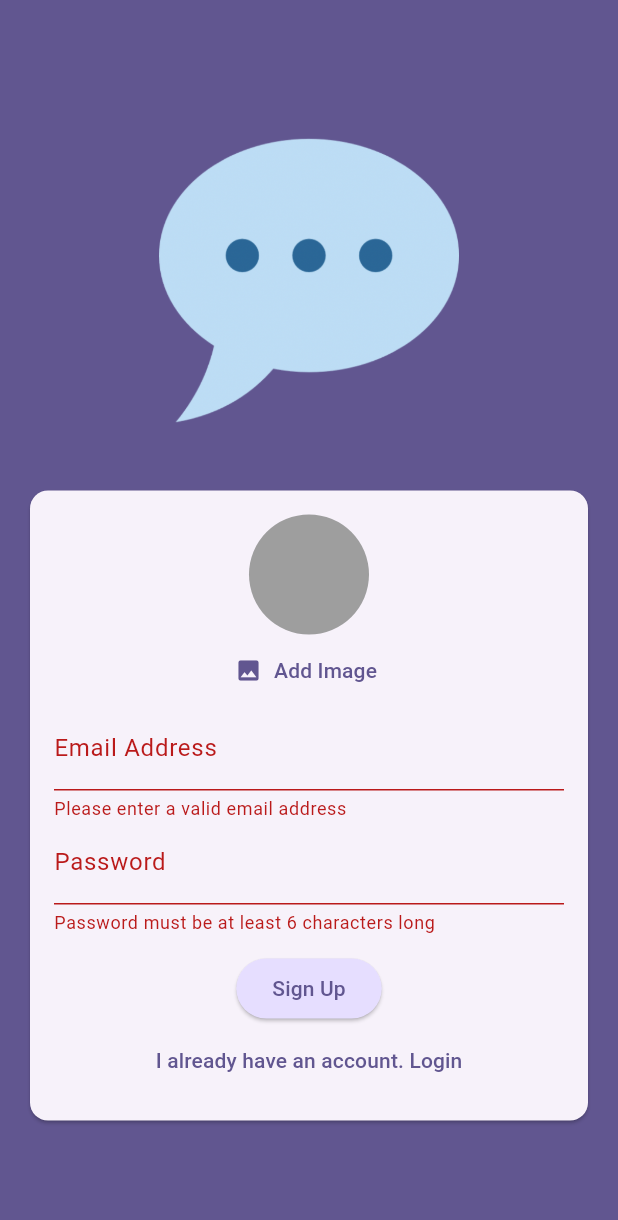
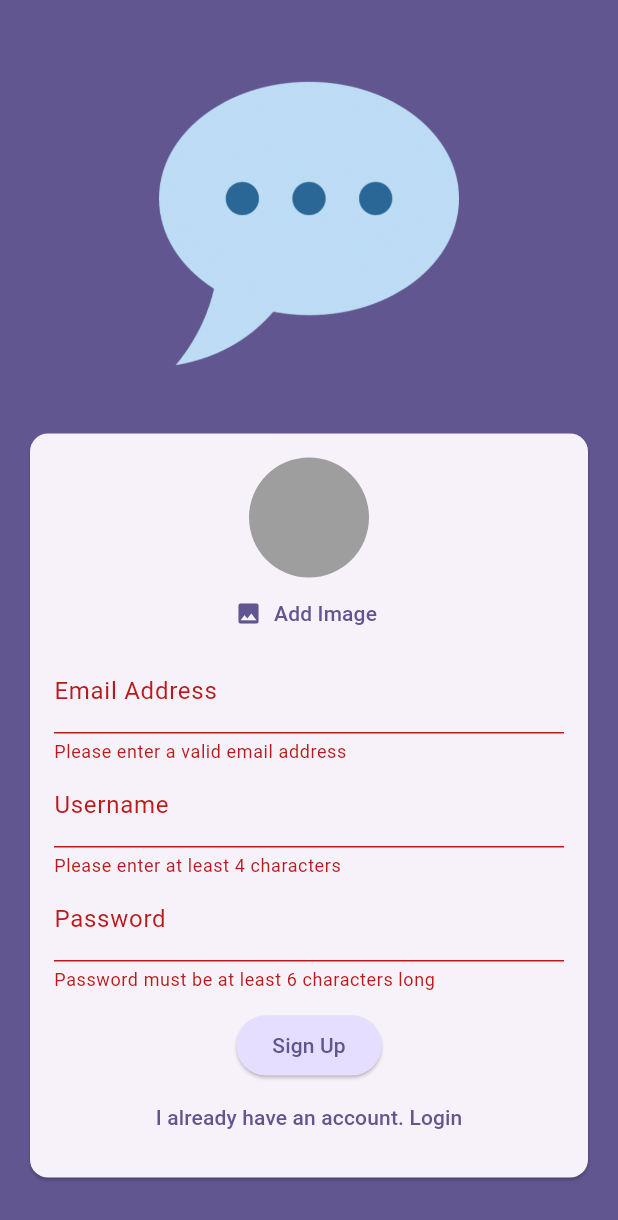
Before and after one commit to weas3ls/flutter-chat-app, a Flutter app: the screen it shows after launch, after a tap on "Login", after a tap on "Create an account", after a tap on "Sign Up", on a phone screen of 412 x 824 dp. Shown: the top 1220 px of the screen. Run offline on Flutter 3.47's test engine with Material 3 defaults, Android fonts, the phone set to English and light mode, and no system bars; our stand-ins replace cloud_firestore, firebase_auth, firebase_core, firebase_storage, image_picker; accounts and stored records are empty.

Commit message:
implement firestore and save username on registration

```diff
--- a/lib/screens/auth.dart
+++ b/lib/screens/auth.dart
@@ -2,6 +2,7 @@ import 'dart:io';
 
 import 'package:flutter/material.dart';
 
+import 'package:cloud_firestore/cloud_firestore.dart';
 import 'package:firebase_auth/firebase_auth.dart';
 import 'package:firebase_storage/firebase_storage.dart';
 
@@ -24,6 +25,7 @@ class _AuthScreenState extends State<AuthScreen> {
   bool _isLogin = true;
   String _enteredEmail = '';
   String _enteredPassword = '';
+  String _enteredUsername = '';
   File? _selectedImage;
   bool _isAuthenticating = false;
 
@@ -54,6 +56,15 @@ class _AuthScreenState extends State<AuthScreen> {
 
         await storageRef.putFile(_selectedImage!);
         final imageUrl = await storageRef.getDownloadURL();
+
+        await FirebaseFirestore.instance
+            .collection('users')
+            .doc(userCredentials.user!.uid)
+            .set({
+          'username': _enteredUsername,
+          'email': _enteredEmail,
+          'image_url': imageUrl,
+        });
       }
     } on FirebaseAuthException catch (e) {
       ScaffoldMessenger.of(context).clearSnackBars();
@@ -121,6 +132,20 @@ class _AuthScreenState extends State<AuthScreen> {
                               _enteredEmail = value!;
                             },
                           ),
+                          if (!_isLogin)
+                            TextFormField(
+                              decoration:
+                                  const InputDecoration(labelText: 'Username'),
+                              enableSuggestions: false,
+                              validator: (value) => (value == null ||
+                                      value.isEmpty ||
+                                      value.trim().length < 4)
+                                  ? 'Please enter at least 4 characters'
+                                  : null,
+                              onSaved: (value) {
+                                _enteredUsername = value!;
+                              },
+                            ),
                           TextFormField(
                             decoration: const InputDecoration(
                               labelText: 'Password',
--- a/pubspec.yaml
+++ b/pubspec.yaml
@@ -38,6 +38,7 @@ dependencies:
     firebase_auth: ^5.1.3
     firebase_storage: ^12.1.2
     image_picker: ^1.1.2
+    cloud_firestore: ^5.2.0
 
 dev_dependencies:
     flutter_test:
```
Also changed, not shown: pubspec.lock, 6 other files.
